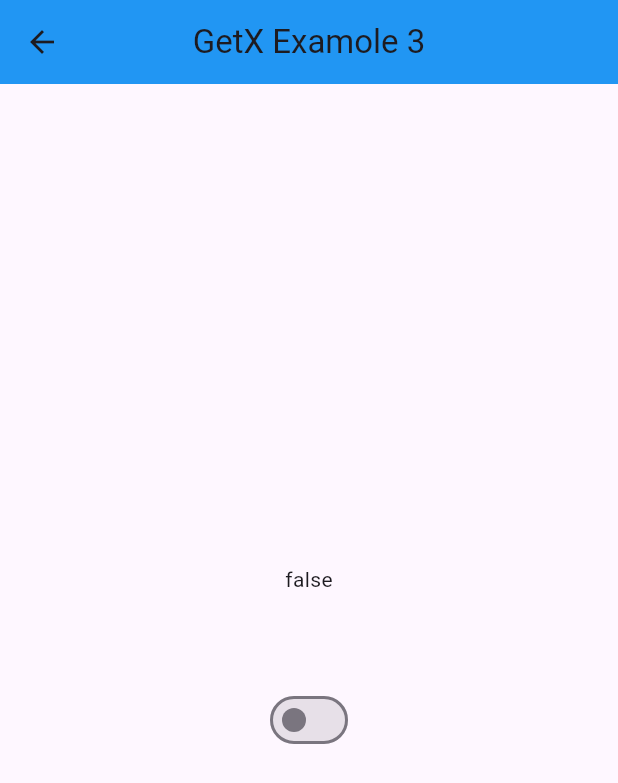
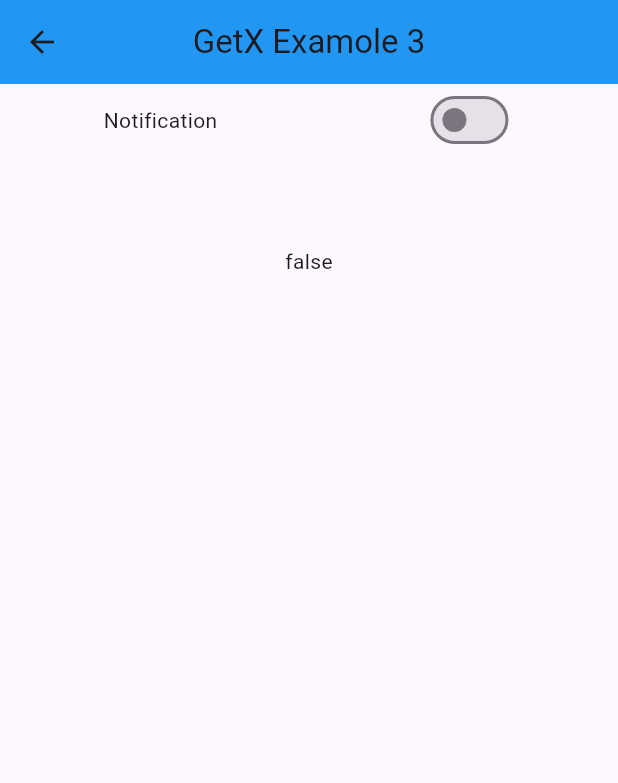
Before and after one commit to rn-byte/State_management, a Flutter app: the ExampleThree screen opened by its route, on a phone screen of 412 x 824 dp. Shown: the top 783 px of the screen. Run offline on Flutter 3.47's test engine with Material 3 defaults, Android fonts, the phone set to English and light mode, and no system bars; our stand-ins replace get.

Commit message:
Flutter GetX Example Three added

```diff
--- a/getx_st_mgmt/lib/Views/example_three.dart
+++ b/getx_st_mgmt/lib/Views/example_three.dart
@@ -13,6 +13,7 @@ class _ExampleThreeState extends State<ExampleThree> {
   final ExmapleThreeController controller = Get.put(ExmapleThreeController());
   @override
   Widget build(BuildContext context) {
+    debugPrint('Build');
     return Scaffold(
       appBar: AppBar(
         title: const Text("GetX Examole 3"),
@@ -21,20 +22,26 @@ class _ExampleThreeState extends State<ExampleThree> {
       ),
       body: Center(
         child: Column(
-          mainAxisAlignment: MainAxisAlignment.center,
+          mainAxisAlignment: MainAxisAlignment.start,
           children: [
-            Obx(
-              () => Text('${controller.val.value}'),
+            Row(
+              mainAxisAlignment: MainAxisAlignment.spaceAround,
+              children: [
+                const Text('Notification'),
+                Obx(() => Switch(
+                      value: controller.val.value,
+                      onChanged: (value) {
+                        controller.setNotification(value);
+                      },
+                    )),
+              ],
             ),
             const SizedBox(
               height: 60,
             ),
-            Obx(() => Switch(
-                  value: controller.val.value,
-                  onChanged: (value) {
-                    controller.setNotification(value);
-                  },
-                )),
+            Obx(
+              () => Text('${controller.val.value}'),
+            ),
           ],
         ),
       ),
```
